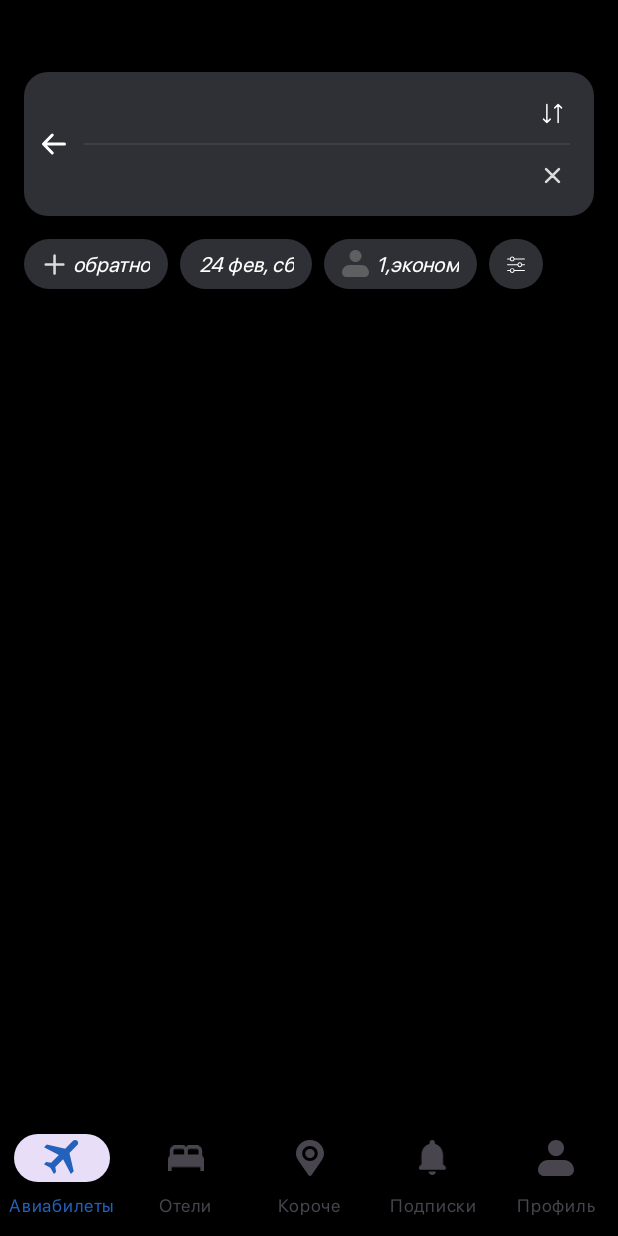
After one commit to Djambulat69/AviaTickets, an Android app: the fragment TicketsFragment placed in its activity, on a phone screen of 412 x 824 dp. The commit adds this screen. Run offline under Robolectric (Android 15) with nearby library versions, the phone set to English and light mode, and no system bars; libraries missing offline, so code that uses them is left out: com.jakewharton.retrofit2; network calls fail; 3 statements that could not run were skipped.

Commit message:
added opening tickets screen

```diff
--- a/app/build.gradle.kts
+++ b/app/build.gradle.kts
@@ -45,6 +45,7 @@ dependencies {
     implementation(project(":app:common"))
     implementation(project(":app:main"))
     implementation(project(":app:search"))
+    implementation(project(":app:tickets"))
     testImplementation(libs.junit)
     androidTestImplementation(libs.androidx.junit)
     androidTestImplementation(libs.androidx.espresso.core)
--- /dev/null
+++ b/app/common/src/main/res/drawable/ic_arrow_left.xml
@@ -0,0 +1,13 @@
+<vector xmlns:android="http://schemas.android.com/apk/res/android"
+    android:width="24dp"
+    android:height="24dp"
+    android:viewportWidth="24"
+    android:viewportHeight="24">
+  <path
+      android:pathData="M10.833,18L5,12M5,12L10.833,6M5,12H19"
+      android:strokeLineJoin="round"
+      android:strokeWidth="2"
+      android:fillColor="#00000000"
+      android:strokeColor="#ffffff"
+      android:strokeLineCap="round"/>
+</vector>
--- /dev/null
+++ b/app/common/src/main/res/drawable/ic_clear.xml
@@ -0,0 +1,13 @@
+<vector xmlns:android="http://schemas.android.com/apk/res/android"
+    android:width="11dp"
+    android:height="11dp"
+    android:viewportWidth="11"
+    android:viewportHeight="11">
+  <path
+      android:strokeWidth="1"
+      android:pathData="M1.591,1.101C1.456,0.966 1.237,0.966 1.101,1.101C0.966,1.237 0.966,1.456 1.101,1.591L5.01,5.5L1.101,9.409C0.966,9.544 0.966,9.763 1.101,9.899C1.237,10.034 1.456,10.034 1.591,9.899L5.5,5.99L9.409,9.899C9.544,10.034 9.763,10.034 9.899,9.899C10.034,9.763 10.034,9.544 9.899,9.409L5.99,5.5L9.899,1.591C10.034,1.456 10.034,1.237 9.899,1.101C9.763,0.966 9.544,0.966 9.409,1.101L5.5,5.01L1.591,1.101Z"
+      android:fillColor="#9F9F9F"
+      android:fillType="evenOdd"
+      android:strokeColor="#DBDBDB"
+      android:strokeLineCap="round"/>
+</vector>
--- a/app/common/src/main/res/values/strings.xml
+++ b/app/common/src/main/res/values/strings.xml
@@ -5,4 +5,6 @@
     <string name="from_hint">Откуда - Москва</string>
     <string name="where_hint">Куда - Турция</string>
     <string name="music_fly">Музыкально отлететь</string>
+
+    <string name="moscow">Москва</string>
 </resources>
--- a/app/main/src/main/java/com/isaev/main/MainFragment.kt
+++ b/app/main/src/main/java/com/isaev/main/MainFragment.kt
@@ -16,7 +16,6 @@ import kotlinx.coroutines.launch
 class MainFragment : Fragment(R.layout.fragment_main) {
 
     private val viewModel: MainViewModel by viewModels()
-
 
     override fun onViewCreated(view: View, savedInstanceState: Bundle?) {
         super.onViewCreated(view, savedInstanceState)
@@ -43,19 +42,12 @@ class MainFragment : Fragment(R.layout.fragment_main) {
             }
         })
 
-        val editText = view.findViewById<TextInputEditText>(R.id.where_input)
-
-        editText.setOnClickListener {
+        val whereEditText = view.findViewById<TextInputEditText>(R.id.where_input)
+        whereEditText.setOnClickListener {
             SearchFragment().show(parentFragmentManager, null)
         }
 
         with(viewLifecycleOwner.lifecycleScope) {
-            launch {
-                viewModel.whereCityState.collect { whereCity ->
-                    editText.setText(whereCity)
-                }
-            }
-
             launch {
                 viewModel.musicAirLinesState.filterNotNull().collect { offers ->
                     flyCardAdapter.submitList(offers)
@@ -65,7 +57,13 @@ class MainFragment : Fragment(R.layout.fragment_main) {
     }
 
     fun pickWhereCity(city: String) {
-        viewModel.pickWhereCity(city)
+        val fromEditText = requireView().findViewById<TextInputEditText>(R.id.from_input)
+
+        if (fromEditText.text.toString() == "") {
+            fromEditText.setText(getString(com.isaev.network.R.string.moscow))
+        }
+
+        (requireContext() as? TicketsOpener)?.openTickets(city, fromEditText.text.toString())
     }
 
     companion object {
--- a/app/main/src/main/java/com/isaev/main/MainViewModel.kt
+++ b/app/main/src/main/java/com/isaev/main/MainViewModel.kt
@@ -14,12 +14,9 @@ import kotlinx.coroutines.withContext
 
 class MainViewModel : ViewModel() {
 
-    private val _whereCityState: MutableStateFlow<String> = MutableStateFlow("")
     private val _musicAirLinesState: MutableStateFlow<List<Offer>?> = MutableStateFlow(null)
 
-    val whereCityState: StateFlow<String?> = _whereCityState.asStateFlow()
     val musicAirLinesState: StateFlow<List<Offer>?> = _musicAirLinesState.asStateFlow()
-
 
     init {
         viewModelScope.launch {
@@ -35,8 +32,4 @@ class MainViewModel : ViewModel() {
         }
     }
 
-    fun pickWhereCity(city: String) {
-        _whereCityState.update { city }
-    }
-
 }
--- /dev/null
+++ b/app/main/src/main/java/com/isaev/main/TicketsOpener.kt
@@ -0,0 +1,5 @@
+package com.isaev.main
+
+interface TicketsOpener {
+    fun openTickets(where: String, from: String)
+}
--- a/app/main/src/main/res/layout/fragment_main.xml
+++ b/app/main/src/main/res/layout/fragment_main.xml
@@ -56,6 +56,7 @@
         app:tint="#9FDBDBDB" />
 
     <com.google.android.material.textfield.TextInputEditText
+        android:id="@+id/from_input"
         style="@style/defaultTextInputStyle"
         android:layout_width="0dp"
         android:layout_height="wrap_content"
--- a/app/src/main/java/com/isaev/aviatickets/MainActivity.kt
+++ b/app/src/main/java/com/isaev/aviatickets/MainActivity.kt
@@ -8,9 +8,11 @@ import androidx.core.view.ViewCompat
 import androidx.core.view.WindowInsetsCompat
 import com.google.android.material.bottomnavigation.BottomNavigationView
 import com.isaev.main.MainFragment
+import com.isaev.main.TicketsOpener
 import com.isaev.search.SearchFragment
+import com.isaev.tickets.TicketsFragment
 
-class MainActivity : AppCompatActivity(), SearchFragment.SearchResultListener {
+class MainActivity : AppCompatActivity(), SearchFragment.SearchResultListener, TicketsOpener {
     override fun onCreate(savedInstanceState: Bundle?) {
         super.onCreate(savedInstanceState)
 
@@ -58,6 +60,14 @@ class MainActivity : AppCompatActivity(), SearchFragment.SearchResultListener {
             ?.pickWhereCity(city)
     }
 
+    override fun openTickets(where: String, from: String) {
+        supportFragmentManager
+            .beginTransaction()
+            .replace(R.id.fragment_container, TicketsFragment.newInstance(where, from))
+            .addToBackStack(null)
+            .commit()
+    }
+
     private companion object {
         const val TAG = "MainActivity"
     }
--- a/app/tickets/build.gradle.kts
+++ b/app/tickets/build.gradle.kts
@@ -37,6 +37,7 @@ dependencies {
     implementation(libs.androidx.core.ktx)
     implementation(libs.androidx.appcompat)
     implementation(libs.material)
+    implementation(project(":app:common"))
     testImplementation(libs.junit)
     androidTestImplementation(libs.androidx.junit)
     androidTestImplementation(libs.androidx.espresso.core)
--- /dev/null
+++ b/app/tickets/src/main/java/com/isaev/tickets/TicketsFragment.kt
@@ -0,0 +1,49 @@
+package com.isaev.tickets
+
+import android.os.Bundle
+import android.view.View
+import android.widget.Button
+import android.widget.ImageButton
+import android.widget.TextView
+import androidx.core.os.bundleOf
+import androidx.fragment.app.Fragment
+
+class TicketsFragment : Fragment(R.layout.fragment_tickets) {
+
+
+    override fun onViewCreated(view: View, savedInstanceState: Bundle?) {
+        super.onViewCreated(view, savedInstanceState)
+
+
+        val where = requireArguments().getString(ARG_WHERE).orEmpty()
+        val from = requireArguments().getString(ARG_FROM).orEmpty()
+
+        val whereView = view.findViewById<TextView>(R.id.where_city)
+        val fromView = view.findViewById<TextView>(R.id.from_city)
+
+        whereView.text = where
+        fromView.text = from
+
+        view.findViewById<ImageButton>(R.id.swap_button).setOnClickListener {
+            val fromCurrent = fromView.text.toString()
+            val whereCurrent = whereView.text.toString()
+
+            whereView.text = fromCurrent
+            fromView.text = whereCurrent
+        }
+    }
+
+
+    companion object {
+        fun newInstance(where: String, from: String) = TicketsFragment().apply {
+            arguments = bundleOf(
+                ARG_WHERE to where,
+                ARG_FROM to from
+            )
+        }
+
+        const val ARG_WHERE = "arg where"
+        const val ARG_FROM = "arg from"
+    }
+
+}
--- /dev/null
+++ b/app/tickets/src/main/res/drawable/filter_bg.xml
@@ -0,0 +1,17 @@
+<?xml version="1.0" encoding="utf-8"?>
+
+<selector xmlns:android="http://schemas.android.com/apk/res/android">
+    <item android:state_pressed="false">
+        <shape android:shape="rectangle">
+            <corners android:radius="50dp" />
+            <solid android:color="#FF2F3035" />
+        </shape>
+    </item>
+
+    <item android:state_pressed="true">
+        <shape android:shape="rectangle">
+            <corners android:radius="50dp" />
+            <solid android:color="#AA2F3035" />
+        </shape>
+    </item>
+</selector>
--- /dev/null
+++ b/app/tickets/src/main/res/drawable/ic_filter.xml
@@ -0,0 +1,18 @@
+<vector xmlns:android="http://schemas.android.com/apk/res/android"
+    android:width="16dp"
+    android:height="16dp"
+    android:viewportWidth="16"
+    android:viewportHeight="16">
+  <path
+      android:pathData="M7.021,4.941C6.875,5.68 6.238,6.235 5.474,6.235C4.71,6.235 4.073,5.68 3.926,4.941H2.316C2.141,4.941 2,4.796 2,4.618C2,4.439 2.141,4.294 2.316,4.294H3.926C4.073,3.556 4.71,3 5.474,3C6.238,3 6.875,3.556 7.021,4.294H13.684C13.859,4.294 14,4.439 14,4.618C14,4.796 13.859,4.941 13.684,4.941H7.021ZM6.421,4.618C6.421,5.154 5.997,5.588 5.474,5.588C4.95,5.588 4.526,5.154 4.526,4.618C4.526,4.082 4.95,3.647 5.474,3.647C5.997,3.647 6.421,4.082 6.421,4.618Z"
+      android:fillColor="#ffffff"
+      android:fillType="evenOdd"/>
+  <path
+      android:pathData="M12.074,8.824C11.927,9.562 11.29,10.118 10.526,10.118C9.762,10.118 9.125,9.562 8.979,8.824H2.316C2.141,8.824 2,8.679 2,8.5C2,8.321 2.141,8.176 2.316,8.176H8.979C9.125,7.438 9.762,6.882 10.526,6.882C11.29,6.882 11.927,7.438 12.074,8.176H13.684C13.859,8.176 14,8.321 14,8.5C14,8.679 13.859,8.824 13.684,8.824H12.074ZM11.474,8.5C11.474,9.036 11.05,9.471 10.526,9.471C10.003,9.471 9.579,9.036 9.579,8.5C9.579,7.964 10.003,7.529 10.526,7.529C11.05,7.529 11.474,7.964 11.474,8.5Z"
+      android:fillColor="#ffffff"
+      android:fillType="evenOdd"/>
+  <path
+      android:pathData="M5.474,14C6.238,14 6.875,13.444 7.021,12.706H13.684C13.859,12.706 14,12.561 14,12.382C14,12.204 13.859,12.059 13.684,12.059H7.021C6.875,11.321 6.238,10.765 5.474,10.765C4.71,10.765 4.073,11.321 3.926,12.059H2.316C2.141,12.059 2,12.204 2,12.382C2,12.561 2.141,12.706 2.316,12.706H3.926C4.073,13.444 4.71,14 5.474,14ZM5.474,13.353C5.997,13.353 6.421,12.918 6.421,12.382C6.421,11.846 5.997,11.412 5.474,11.412C4.95,11.412 4.526,11.846 4.526,12.382C4.526,12.918 4.95,13.353 5.474,13.353Z"
+      android:fillColor="#ffffff"
+      android:fillType="evenOdd"/>
+</vector>
--- /dev/null
+++ b/app/tickets/src/main/res/drawable/ic_plus.xml
@@ -0,0 +1,13 @@
+<vector xmlns:android="http://schemas.android.com/apk/res/android"
+    android:width="16dp"
+    android:height="17dp"
+    android:viewportWidth="16"
+    android:viewportHeight="17">
+  <path
+      android:strokeWidth="1"
+      android:pathData="M2.49,8.518C2.298,8.518 2.143,8.673 2.143,8.864C2.143,9.055 2.298,9.21 2.49,9.21L8.018,9.21L8.018,14.738C8.018,14.929 8.173,15.084 8.364,15.084C8.555,15.084 8.71,14.929 8.71,14.738L8.71,9.21H14.238C14.43,9.21 14.585,9.055 14.585,8.864C14.585,8.673 14.43,8.518 14.238,8.518H8.71L8.71,2.989C8.71,2.798 8.555,2.643 8.364,2.643C8.173,2.643 8.018,2.798 8.018,2.989L8.018,8.518L2.49,8.518Z"
+      android:fillColor="#DBDBDB"
+      android:fillType="evenOdd"
+      android:strokeColor="#DBDBDB"
+      android:strokeLineCap="round"/>
+</vector>
--- /dev/null
+++ b/app/tickets/src/main/res/drawable/ic_profile.xml
@@ -0,0 +1,10 @@
+<vector xmlns:android="http://schemas.android.com/apk/res/android"
+    android:width="16dp"
+    android:height="17dp"
+    android:viewportWidth="16"
+    android:viewportHeight="17">
+  <path
+      android:pathData="M5.778,5.722C5.778,5.133 6.012,4.568 6.429,4.151C6.845,3.734 7.411,3.5 8,3.5C8.589,3.5 9.155,3.734 9.571,4.151C9.988,4.568 10.222,5.133 10.222,5.722C10.222,6.312 9.988,6.877 9.571,7.294C9.155,7.71 8.589,7.944 8,7.944C7.411,7.944 6.845,7.71 6.429,7.294C6.012,6.877 5.778,6.312 5.778,5.722ZM5.778,9.056C5.041,9.056 4.335,9.348 3.814,9.869C3.293,10.39 3,11.097 3,11.833C3,12.275 3.176,12.699 3.488,13.012C3.801,13.324 4.225,13.5 4.667,13.5H11.333C11.775,13.5 12.199,13.324 12.512,13.012C12.824,12.699 13,12.275 13,11.833C13,11.097 12.707,10.39 12.186,9.869C11.665,9.348 10.959,9.056 10.222,9.056H5.778Z"
+      android:fillColor="#ffffff"
+      android:fillType="evenOdd"/>
+</vector>
--- /dev/null
+++ b/app/tickets/src/main/res/drawable/ic_swap.xml
@@ -0,0 +1,13 @@
+<vector xmlns:android="http://schemas.android.com/apk/res/android"
+    android:width="14dp"
+    android:height="14dp"
+    android:viewportWidth="14"
+    android:viewportHeight="14">
+  <path
+      android:strokeWidth="1"
+      android:pathData="M8.5,3.25L10.75,1M10.75,1L13,3.25M10.75,1L10.75,13M5.5,10.75L3.25,13M3.25,13L1,10.75M3.25,13L3.25,1"
+      android:strokeLineJoin="round"
+      android:fillColor="#00000000"
+      android:strokeColor="#ffffff"
+      android:strokeLineCap="round"/>
+</vector>
--- /dev/null
+++ b/app/tickets/src/main/res/layout/fragment_tickets.xml
@@ -0,0 +1,156 @@
+<?xml version="1.0" encoding="utf-8"?>
+<androidx.constraintlayout.widget.ConstraintLayout xmlns:android="http://schemas.android.com/apk/res/android"
+    xmlns:app="http://schemas.android.com/apk/res-auto"
+    xmlns:tools="http://schemas.android.com/tools"
+    android:layout_width="match_parent"
+    android:layout_height="match_parent"
+    tools:background="@color/black">
+
+    <View
+        android:id="@+id/city_picker_bg"
+        android:layout_width="match_parent"
+        android:layout_height="96dp"
+        android:layout_marginHorizontal="16dp"
+        android:layout_marginTop="48dp"
+        android:background="@drawable/grey3_round_bg"
+        app:layout_constraintTop_toTopOf="parent" />
+
+    <ImageButton
+        android:id="@+id/back_button"
+        android:layout_width="24dp"
+        android:layout_height="24dp"
+        android:layout_marginStart="8dp"
+        android:background="?attr/selectableItemBackgroundBorderless"
+        android:src="@drawable/ic_arrow_left"
+        app:layout_constraintBottom_toBottomOf="@id/city_picker_bg"
+        app:layout_constraintStart_toStartOf="@id/city_picker_bg"
+        app:layout_constraintTop_toTopOf="@id/city_picker_bg" />
+
+    <View
+        android:id="@+id/city_picker_divider"
+        android:layout_width="0dp"
+        android:layout_height="1dp"
+        android:layout_marginStart="8dp"
+        android:layout_marginEnd="16dp"
+        android:background="@color/grey4"
+        app:layout_constraintBottom_toBottomOf="@id/city_picker_bg"
+        app:layout_constraintEnd_toEndOf="@id/city_picker_bg"
+        app:layout_constraintStart_toEndOf="@id/back_button"
+        app:layout_constraintTop_toTopOf="@id/city_picker_bg" />
+
+    <TextView
+        android:id="@+id/from_city"
+        android:layout_width="0dp"
+        android:layout_height="wrap_content"
+        android:layout_marginBottom="8dp"
+        android:textColor="@android:color/white"
+        android:textSize="16sp"
+        android:textStyle="bold"
+        app:layout_constraintBottom_toTopOf="@id/city_picker_divider"
+        app:layout_constraintEnd_toStartOf="@id/swap_button"
+        app:layout_constraintStart_toStartOf="@id/city_picker_divider"
+        tools:text="Минск" />
+
+    <TextView
+        android:id="@+id/where_city"
+        android:layout_width="0dp"
+        android:layout_height="wrap_content"
+        android:layout_marginTop="8dp"
+        android:textColor="@android:color/white"
+        android:textSize="16sp"
+        android:textStyle="bold"
+        app:layout_constraintStart_toStartOf="@id/city_picker_divider"
+        app:layout_constraintTop_toBottomOf="@id/city_picker_divider"
+        tools:text="Стамбул" />
+
+    <ImageButton
+        android:id="@+id/swap_button"
+        android:layout_width="24dp"
+        android:layout_height="24dp"
+        android:layout_marginEnd="16dp"
+        android:layout_marginBottom="8dp"
+        android:background="?attr/selectableItemBackgroundBorderless"
+        android:src="@drawable/ic_swap"
+        app:layout_constraintBottom_toTopOf="@id/city_picker_divider"
+        app:layout_constraintEnd_toEndOf="@id/city_picker_bg" />
+
+    <ImageButton
+        android:id="@+id/clear_button"
+        android:layout_width="24dp"
+        android:layout_height="24dp"
+        android:layout_marginTop="8dp"
+        android:layout_marginEnd="16dp"
+        android:background="?attr/selectableItemBackgroundBorderless"
+        android:src="@drawable/ic_clear"
+        app:layout_constraintEnd_toEndOf="@id/city_picker_bg"
+        app:layout_constraintTop_toBottomOf="@id/city_picker_divider" />
+
+
+    <HorizontalScrollView
+        android:id="@+id/filters_scrollable"
+        android:layout_width="match_parent"
+        android:layout_height="33dp"
+        android:layout_marginTop="15dp"
+        app:layout_constraintTop_toBottomOf="@id/city_picker_bg">
+
+        <LinearLayout
+            android:layout_width="wrap_content"
+            android:layout_height="match_parent">
+
+            <TextView
+                android:id="@+id/back_ticket_option"
+                android:layout_width="wrap_content"
+                android:layout_height="match_parent"
+                android:layout_marginStart="16dp"
+                android:background="@drawable/filter_bg"
+                android:clickable="true"
+                android:drawableStart="@drawable/ic_plus"
+                android:drawablePadding="4dp"
+                android:gravity="center"
+                android:paddingHorizontal="12dp"
+                android:text="@string/back_ticket"
+                android:textColor="@android:color/white"
+                android:textStyle="italic" />
+
+            <TextView
+                android:id="@+id/date_option"
+                android:layout_width="wrap_content"
+                android:layout_height="match_parent"
+                android:layout_marginStart="8dp"
+                android:background="@drawable/filter_bg"
+                android:clickable="true"
+                android:drawablePadding="4dp"
+                android:gravity="center"
+                android:paddingHorizontal="12dp"
+                android:text="24 фев, сб"
+                android:textColor="@android:color/white"
+                android:textStyle="italic" />
+
+            <TextView
+                android:layout_width="wrap_content"
+                android:layout_height="match_parent"
+                android:layout_marginStart="8dp"
+                android:background="@drawable/filter_bg"
+                android:clickable="true"
+                android:drawableStart="@drawable/ic_profile"
+                android:drawablePadding="4dp"
+                android:gravity="center"
+                android:paddingHorizontal="12dp"
+                android:text="@string/ticket_type"
+                android:textColor="@android:color/white"
+                android:textStyle="italic" />
+
+            <ImageButton
+                android:layout_width="wrap_content"
+                android:layout_height="match_parent"
+                android:layout_marginStart="8dp"
+                android:background="@drawable/filter_bg"
+                android:clickable="true"
+                android:paddingHorizontal="10dp"
+                android:src="@drawable/ic_filter" />
+
+        </LinearLayout>
+
+    </HorizontalScrollView>
+
+</androidx.constraintlayout.widget.ConstraintLayout>
--- /dev/null
+++ b/app/tickets/src/main/res/values/strings.xml
@@ -0,0 +1,5 @@
+<?xml version="1.0" encoding="utf-8"?>
+<resources>
+    <string name="back_ticket">обратно</string>
+    <string name="ticket_type">1,эконом</string>
+</resources>
```
